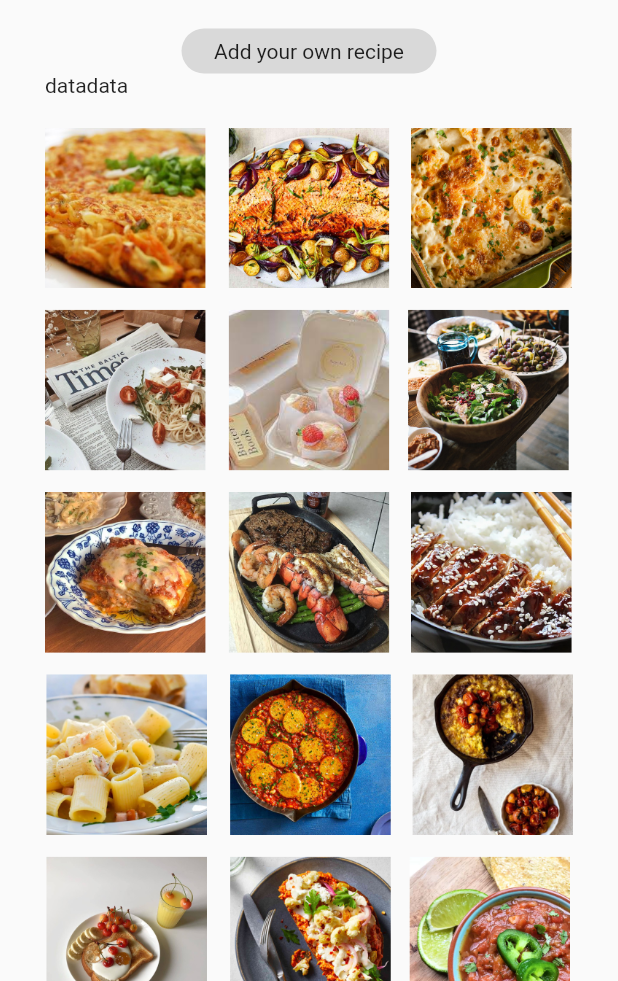
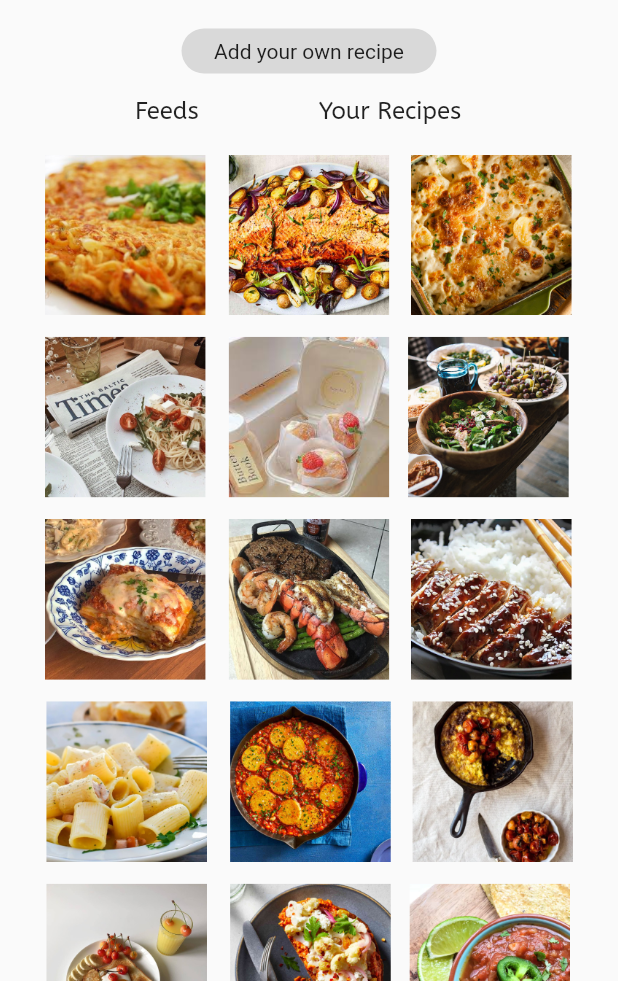
Before and after one commit to swy-git/Greezly, a Flutter app: the ProfilePage screen opened directly, on a phone screen of 412 x 824 dp, the part 255-1236 px from its top. Run offline on Flutter 3.47's test engine with Material 2 defaults, Android fonts, the phone set to English and light mode, and no system bars.

```diff
--- a/lib/profile.dart
+++ b/lib/profile.dart
@@ -161,10 +161,31 @@ class _ProfilePageState extends State<ProfilePage> {
                   ),
                 ],
               ),
-              Row(
+              const SizedBox(
+                height: 15,
+              ),
+              const Row(
                 children: [
-                  Text('data'),
-                  Text('data'),
+                  SizedBox(
+                    width: 60,
+                  ),
+                  Text(
+                    'Feeds',
+                    style: TextStyle(
+                      fontFamily: 'ABeeZee',
+                      fontSize: 16,
+                    ),
+                  ),
+                  SizedBox(
+                    width: 80,
+                  ),
+                  Text(
+                    'Your Recipes',
+                    style: TextStyle(
+                      fontFamily: 'ABeeZee',
+                      fontSize: 16,
+                    ),
+                  ),
                 ],
               ),
               const SizedBox(
```
Also changed, not shown: lib/reciperesult.dart (+8 -2 lines), lib/search.dart (+12 -4 lines).
